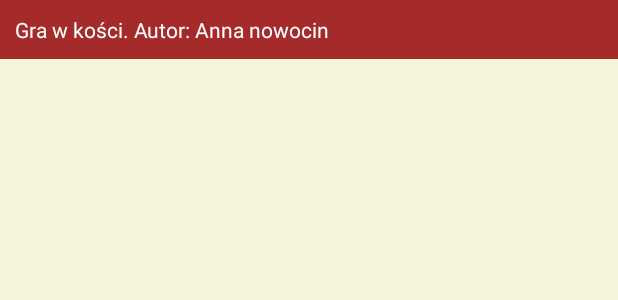
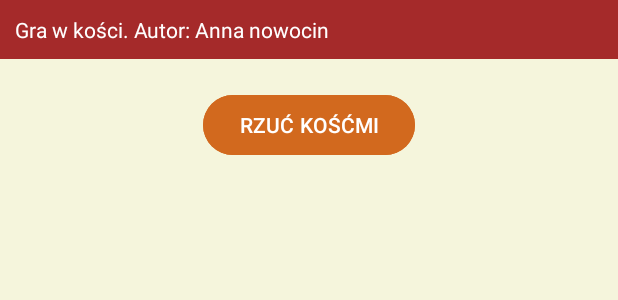
Before and after one commit to asconx/kostka, an Android app: the layout activity_main.xml on its own in the app's theme, with its tools: preview values and no code run, on a phone screen of 412 x 824 dp. Shown: the top 300 px of the screen. Run offline under Robolectric (Android 15) with nearby library versions, the phone set to English and light mode, and no system bars.

Commit message:
dodanie przycisku

```diff
--- a/app/src/main/res/layout/activity_main.xml
+++ b/app/src/main/res/layout/activity_main.xml
@@ -8,12 +8,11 @@
     tools:context=".MainActivity"
     android:background="#f5f5dc"
     >
-
-
     <LinearLayout
         android:layout_width="match_parent"
         android:layout_height="match_parent"
         android:orientation="vertical"
+        android:gravity="center_horizontal"
         >
 
         <TextView
@@ -30,6 +29,14 @@
 
             />
 
+        <Button
+            android:id="@+id/losuj"
+            android:layout_width="wrap_content"
+            android:layout_height="wrap_content"
+            android:layout_margin="20dp"
+            android:backgroundTint="#D2691E"
+            android:text="RZUĆ KOŚĆMI" />
+
 
     </LinearLayout>
 
```
